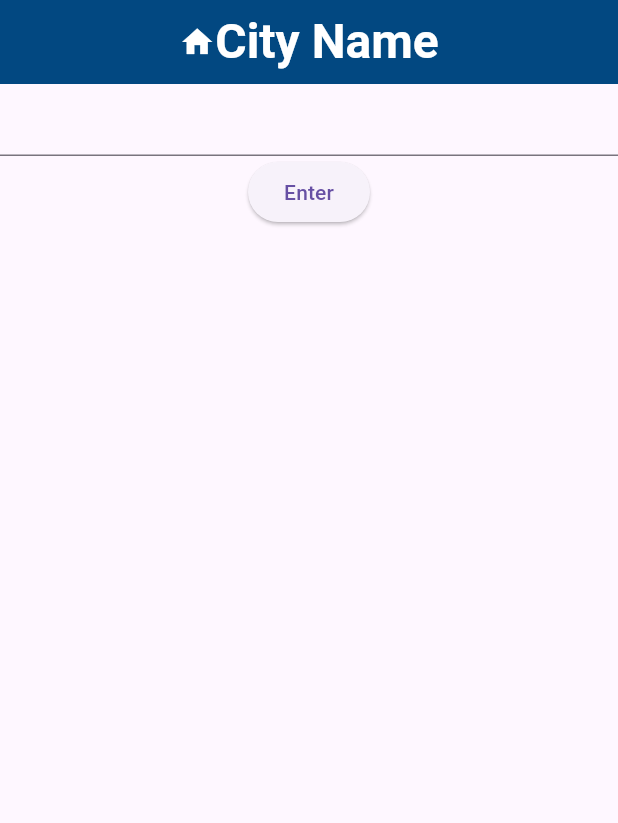
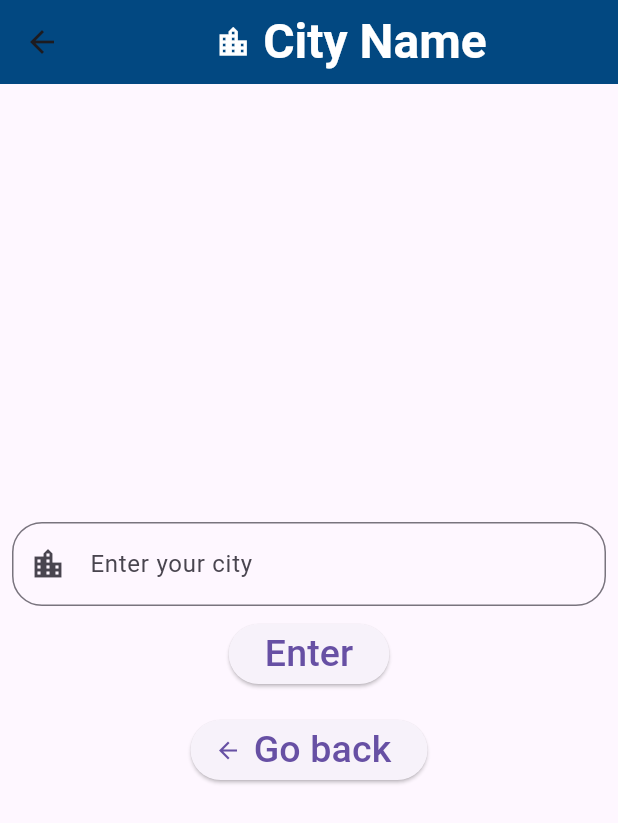
Before and after one commit to aaravmody/Unicode-task, a Flutter app: the city screen opened directly, on a phone screen of 412 x 824 dp. Shown: the top 823 px of the screen. Run offline on Flutter 3.47's test engine with Material 2 defaults, Android fonts, the phone set to English and light mode, and no system bars; our stand-ins replace animated_splash_screen, contacts_service, flutter_contacts, shared_preferences; accounts and stored records are empty.

```diff
--- a/lib/cityname.dart
+++ b/lib/cityname.dart
@@ -28,10 +28,10 @@ class cityState extends State<city> {
             crossAxisAlignment: WrapCrossAlignment.center,
             children: [
               Icon(
-                Icons.home,
+                Icons.location_city_outlined,
                 color: Colors.white,
               ),
-              Text("City Name",
+              Text(" City Name",
                   style: TextStyle(
                       fontSize: 32,
                       fontWeight: FontWeight.bold,
@@ -42,12 +42,23 @@ class cityState extends State<city> {
         backgroundColor: Color.fromARGB(255, 2, 72, 129),
       ),
       body: Column(
+        crossAxisAlignment: CrossAxisAlignment.center,
+        mainAxisAlignment: MainAxisAlignment.center,
         children: [
-          SizedBox(
+          Padding(
+            padding: const EdgeInsets.all(8.0),
             child: TextField(
+              keyboardType: TextInputType.name,
               controller: citycontroller,
+              decoration: InputDecoration(
+                  label: Text("Enter your city"),
+                  border: OutlineInputBorder(
+                      borderRadius: BorderRadius.circular(20)),
+                  prefixIcon: Icon(Icons.location_city)),
             ),
           ),
+          Column(
+            children: [
               ElevatedButton(
                   onPressed: () {
                     cityname = citycontroller.text.toString();
@@ -56,7 +67,24 @@ class cityState extends State<city> {
                         new MaterialPageRoute(
                             builder: (context) => WeatherScreen()));
                   },
-              child: Text('Enter'))
+                  child: Text(
+                    'Enter',
+                    style: TextStyle(fontSize: 25),
+                  )),
+              Padding(
+                padding: const EdgeInsets.all(16.0),
+                child: ElevatedButton.icon(
+                    onPressed: () {
+                      Navigator.pop(context);
+                    },
+                    icon: Icon(Icons.arrow_back),
+                    label: Text(
+                      "Go back",
+                      style: TextStyle(fontSize: 25),
+                    )),
+              )
+            ],
+          )
         ],
       ),
     );
--- a/lib/contact_2.dart
+++ b/lib/contact_2.dart
@@ -68,7 +68,9 @@ class _MyHomePageState extends State<MyHomePage> {
                       subtitle: Text(num),
                       onTap: () {
                         if (contacts![index].phones.isNotEmpty) {
-                          launch('tel: ${num}');
+                          Navigator.pushNamed(context, '/about',
+                              arguments: contacts![index]);
+                          // launch('tel: ${num}');
                         }
                       });
                 },
--- a/lib/login.dart
+++ b/lib/login.dart
@@ -1,4 +1,5 @@
 import 'package:flutter/material.dart';
+import 'package:flutter/services.dart';
 import 'package:shared_preferences/shared_preferences.dart';
 import 'package:weather/success.dart';
 
@@ -84,7 +85,10 @@ class _LoginState extends State<Login> {
             Padding(
               padding: const EdgeInsets.all(8.0),
               child: TextField(
-                keyboardType: TextInputType.name,
+                keyboardType: TextInputType.number,
+                inputFormatters: <TextInputFormatter>[
+                  FilteringTextInputFormatter.digitsOnly
+                ],
                 controller: phone_controller,
                 decoration: InputDecoration(
                     label: Text("Enter your Phone number"),
--- a/lib/main.dart
+++ b/lib/main.dart
@@ -7,7 +7,6 @@ import 'package:weather/login.dart';
 void main() {
   runApp(const MyApp());
 }
-
 class MyApp extends StatelessWidget {
   const MyApp({super.key});
 
```
Also changed, not shown: lib/success.dart (+38 -7 lines), lib/tictac.dart (added, +195 -0 lines), 1 other file. Lines whose indentation alone changed are shown as unchanged.
